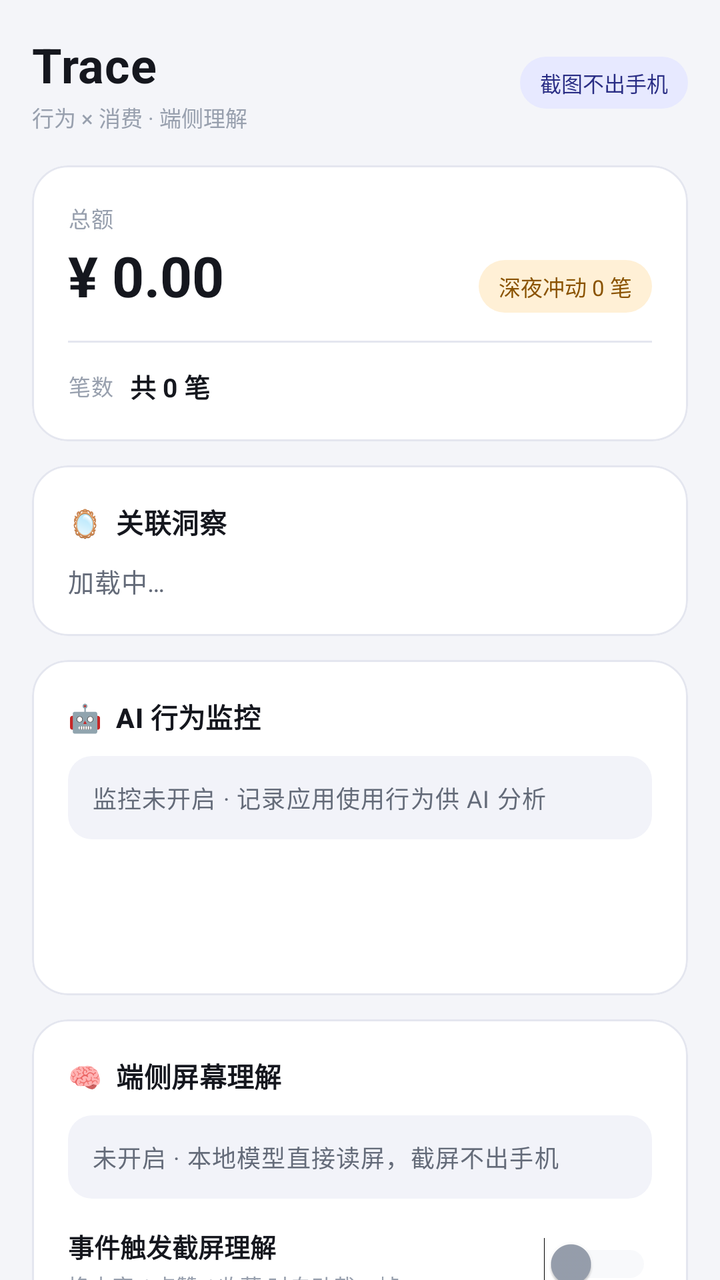
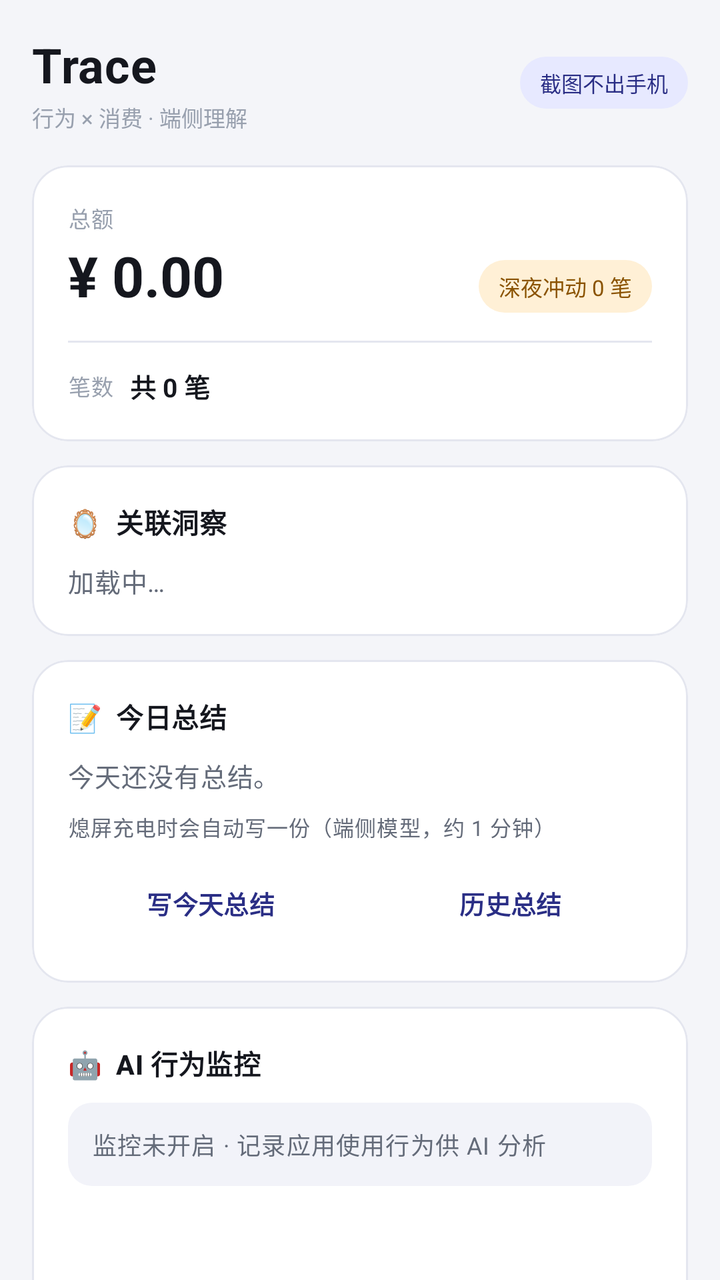

The first picture is an Android layout as it rendered before a commit; the second is the same layout after the commit. The layout source and the unified diff follow.
<!-- AndroidManifest.xml: application theme Theme.Trace -->
<!-- res/layout/activity_main.xml -->
<?xml version="1.0" encoding="utf-8"?>
<ScrollView xmlns:android="http://schemas.android.com/apk/res/android"
    xmlns:app="http://schemas.android.com/apk/res-auto"
    android:layout_width="match_parent"
    android:layout_height="match_parent"
    android:background="?android:attr/colorBackground"
    android:fitsSystemWindows="true"
    android:clipToPadding="false"
    android:scrollbars="none">

    <LinearLayout
        android:layout_width="match_parent"
        android:layout_height="wrap_content"
        android:orientation="vertical"
        android:paddingStart="16dp"
        android:paddingEnd="16dp"
        android:paddingTop="8dp"
        android:paddingBottom="28dp">

        
        <LinearLayout
            android:layout_width="match_parent"
            android:layout_height="wrap_content"
            android:orientation="horizontal"
            android:gravity="center_vertical"
            android:paddingTop="8dp"
            android:paddingBottom="16dp">

            <LinearLayout
                android:layout_width="0dp"
                android:layout_height="wrap_content"
                android:layout_weight="1"
                android:orientation="vertical">

                <TextView
                    android:layout_width="wrap_content"
                    android:layout_height="wrap_content"
                    android:text="Trace"
                    android:textSize="24sp"
                    android:textStyle="bold"
                    android:letterSpacing="0.01"
                    android:textColor="@color/text" />

                <TextView
                    android:layout_width="wrap_content"
                    android:layout_height="wrap_content"
                    android:text="行为 × 消费 · 端侧理解"
                    android:textSize="11sp"
                    android:layout_marginTop="2dp"
                    android:textColor="@color/text_3" />
            </LinearLayout>

            <TextView
                android:layout_width="wrap_content"
                android:layout_height="wrap_content"
                android:text="截图不出手机"
                android:textSize="10.5sp"
                android:textColor="@color/on_brand_container"
                android:background="@drawable/chip_brand"
                android:paddingStart="10dp"
                android:paddingEnd="10dp"
                android:paddingTop="5dp"
                android:paddingBottom="5dp" />
        </LinearLayout>

        
        <com.google.android.material.card.MaterialCardView
            style="@style/Widget.Trace.Card"
            android:layout_width="match_parent"
            android:layout_height="wrap_content"
            android:layout_marginBottom="12dp">

            <LinearLayout
                android:layout_width="match_parent"
                android:layout_height="wrap_content"
                android:orientation="vertical"
                android:padding="18dp">

                <LinearLayout
                    android:layout_width="match_parent"
                    android:layout_height="wrap_content"
                    android:orientation="horizontal"
                    android:gravity="bottom">

                    <LinearLayout
                        android:layout_width="0dp"
                        android:layout_height="wrap_content"
                        android:layout_weight="1"
                        android:orientation="vertical">

                        <TextView
                            android:layout_width="wrap_content"
                            android:layout_height="wrap_content"
                            style="@style/Text.Trace.Meta"
                            android:text="总额"
                            android:textColor="@color/text_3" />

                        <TextView
                            android:id="@+id/tvTotalAmount"
                            style="@style/Text.Trace.Metric"
                            android:layout_width="wrap_content"
                            android:layout_height="wrap_content"
                            android:text="¥ 0.00"
                            android:layout_marginTop="2dp" />
                    </LinearLayout>

                    <TextView
                        android:id="@+id/tvNightCount"
                        android:layout_width="wrap_content"
                        android:layout_height="wrap_content"
                        android:text="深夜冲动 0 笔"
                        android:textSize="11sp"
                        android:textColor="@color/on_amber_container"
                        android:background="@drawable/chip_amber"
                        android:paddingStart="10dp"
                        android:paddingEnd="10dp"
                        android:paddingTop="5dp"
                        android:paddingBottom="5dp" />
                </LinearLayout>

                <View
                    android:layout_width="match_parent"
                    android:layout_height="1dp"
                    android:layout_marginTop="14dp"
                    android:background="@color/outline" />

                <LinearLayout
                    android:layout_width="match_parent"
                    android:layout_height="wrap_content"
                    android:orientation="horizontal"
                    android:gravity="center_vertical"
                    android:layout_marginTop="12dp">

                    <TextView
                        android:layout_width="wrap_content"
                        android:layout_height="wrap_content"
                        style="@style/Text.Trace.Meta"
                        android:text="笔数"
                        android:textColor="@color/text_3" />

                    <TextView
                        android:id="@+id/tvTotalCount"
                        android:layout_width="wrap_content"
                        android:layout_height="wrap_content"
                        android:text="共 0 笔"
                        android:textSize="13sp"
                        android:textStyle="bold"
                        android:textColor="@color/text"
                        android:layout_marginStart="8dp" />
                </LinearLayout>
            </LinearLayout>
        </com.google.android.material.card.MaterialCardView>

        
        <com.google.android.material.card.MaterialCardView
            style="@style/Widget.Trace.Card"
            android:layout_width="match_parent"
            android:layout_height="wrap_content"
            android:layout_marginBottom="12dp">

            <LinearLayout
                android:layout_width="match_parent"
                android:layout_height="wrap_content"
                android:orientation="vertical"
                android:padding="18dp">

                <TextView
                    style="@style/Text.Trace.Section"
                    android:layout_width="wrap_content"
                    android:layout_height="wrap_content"
                    android:text="🪞  关联洞察" />

                <TextView
                    android:id="@+id/tvReport"
                    style="@style/Text.Trace.Body"
                    android:layout_width="match_parent"
                    android:layout_height="wrap_content"
                    android:text="加载中…"
                    android:layout_marginTop="10dp" />
            </LinearLayout>
        </com.google.android.material.card.MaterialCardView>

        
        <com.google.android.material.card.MaterialCardView
            style="@style/Widget.Trace.Card"
            android:layout_width="match_parent"
            android:layout_height="wrap_content"
            android:layout_marginBottom="12dp">

            <LinearLayout
                android:layout_width="match_parent"
                android:layout_height="wrap_content"
                android:orientation="vertical"
                android:padding="18dp">

                <TextView
                    style="@style/Text.Trace.Section"
                    android:layout_width="wrap_content"
                    android:layout_height="wrap_content"
                    android:text="🤖  AI 行为监控" />

                <LinearLayout
                    android:layout_width="match_parent"
                    android:layout_height="wrap_content"
                    android:orientation="vertical"
                    android:background="@drawable/panel_inset"
                    android:padding="12dp"
                    android:layout_marginTop="10dp">

                    <TextView
                        android:id="@+id/tvMonitorStatus"
                        style="@style/Text.Trace.Readout"
                        android:layout_width="match_parent"
                        android:layout_height="wrap_content"
                        android:text="监控未开启 · 记录应用使用行为供 AI 分析" />
                </LinearLayout>

                <Button
                    android:id="@+id/btnMonitor"
                    style="@style/Widget.Trace.Button.Primary"
                    android:layout_width="match_parent"
                    android:layout_height="46dp"
                    android:text="▶ 开启行为监控"
                    android:layout_marginTop="14dp" />
            </LinearLayout>
        </com.google.android.material.card.MaterialCardView>

        
        <com.google.android.material.card.MaterialCardView
            style="@style/Widget.Trace.Card"
            android:layout_width="match_parent"
            android:layout_height="wrap_content"
            android:layout_marginBottom="16dp">

            <LinearLayout
                android:layout_width="match_parent"
                android:layout_height="wrap_content"
                android:orientation="vertical"
                android:padding="18dp">

                <TextView
                    style="@style/Text.Trace.Section"
                    android:layout_width="wrap_content"
                    android:layout_height="wrap_content"
                    android:text="🧠  端侧屏幕理解" />

                <LinearLayout
                    android:layout_width="match_parent"
                    android:layout_height="wrap_content"
                    android:orientation="vertical"
                    android:background="@drawable/panel_inset"
                    android:padding="12dp"
                    android:layout_marginTop="10dp">

                    <TextView
                        android:id="@+id/tvVlmStatus"
                        style="@style/Text.Trace.Readout"
                        android:layout_width="match_parent"
                        android:layout_height="wrap_content"
                        android:text="未开启 · 本地模型直接读屏，截屏不出手机" />
                </LinearLayout>

                <LinearLayout
                    android:layout_width="match_parent"
                    android:layout_height="wrap_content"
                    android:orientation="horizontal"
                    android:gravity="center_vertical"
                    android:layout_marginTop="14dp">

                    <LinearLayout
                        android:layout_width="0dp"
                        android:layout_height="wrap_content"
                        android:layout_weight="1"
                        android:orientation="vertical">

                        <TextView
                            android:layout_width="wrap_content"
                            android:layout_height="wrap_content"
                            android:text="事件触发截屏理解"
                            android:textSize="13sp"
                            android:textStyle="bold"
                            android:textColor="@color/text" />

                        <TextView
                            android:layout_width="wrap_content"
                            android:layout_height="wrap_content"
                            android:text="换内容 / 点赞 / 收藏 时自动截一帧"
                            android:textSize="11sp"
                            android:layout_marginTop="2dp"
                            android:textColor="@color/text_3" />
                    </LinearLayout>

                    <Switch
                        android:id="@+id/swVlm"
                        android:layout_width="wrap_content"
                        android:layout_height="wrap_content"
                        android:layout_marginStart="8dp"
                        android:thumbTint="@color/switch_thumb"
                        android:trackTint="@color/switch_track" />
                </LinearLayout>

                <Button
                    android:id="@+id/btnVlmA11y"
                    style="@style/Widget.Trace.Button.Tonal"
                    android:layout_width="match_parent"
                    android:layout_height="44dp"
                    android:text="开启无障碍截屏（推荐）"
                    android:layout_marginTop="14dp" />

                <LinearLayout
                    android:layout_width="match_parent"
                    android:layout_height="wrap_content"
                    android:orientation="horizontal"
                    android:layout_marginTop="8dp">

                    <Button
                        android:id="@+id/btnVlmBatch"
                        style="@style/Widget.Trace.Button.Tonal"
                        android:layout_width="0dp"
                        android:layout_height="44dp"
                        android:layout_weight="1"
                        android:text="批量分析" />

                    <Button
                        android:id="@+id/btnVlmArchive"
                        style="@style/Widget.Trace.Button.Tonal"
                        android:layout_width="0dp"
                        android:layout_height="44dp"
                        android:layout_weight="1"
                        android:text="仅存档：关"
                        android:layout_marginStart="8dp" />
                </LinearLayout>

                <LinearLayout
                    android:layout_width="match_parent"
                    android:layout_height="wrap_content"
                    android:orientation="horizontal"
                    android:layout_marginTop="8dp">

                    <Button
                        android:id="@+id/btnVlmNow"
                        style="@style/Widget.Trace.Button.Tonal"
                        android:layout_width="0dp"
                        android:layout_height="44dp"
                        android:layout_weight="1"
                        android:text="分析当前屏" />

                    <Button
                        android:id="@+id/btnVlmLog"
                        style="@style/Widget.Trace.Button.Tonal"
                        android:layout_width="0dp"
                        android:layout_height="44dp"
                        android:layout_weight="1"
                        android:text="记录"
                        android:layout_marginStart="8dp" />

                    <Button
                        android:id="@+id/btnVlmUnload"
                        style="@style/Widget.Trace.Button.Tonal"
                        android:layout_width="0dp"
                        android:layout_height="44dp"
                        android:layout_weight="1"
                        android:text="释放模型"
                        android:layout_marginStart="8dp" />
                </LinearLayout>

                <TextView
                    style="@style/Text.Trace.Caption"
                    android:layout_width="match_parent"
                    android:layout_height="wrap_content"
                    android:layout_marginTop="12dp"
                    android:text="仅存档＝只留关键帧、不跑模型（适合熄屏/充电时再批量分析）；批量分析＝按约 10 秒/帧串行处理积压帧。" />
            </LinearLayout>
        </com.google.android.material.card.MaterialCardView>

        
        <Button
            android:id="@+id/btnAdd"
            style="@style/Widget.Trace.Button.Primary"
            android:layout_width="match_parent"
            android:layout_height="50dp"
            android:text="记一笔" />

        <LinearLayout
            android:layout_width="match_parent"
            android:layout_height="wrap_content"
            android:orientation="horizontal"
            android:layout_marginTop="10dp">

            <Button
                android:id="@+id/btnRecords"
                style="@style/Widget.Trace.Button.Tonal"
                android:layout_width="0dp"
                android:layout_height="46dp"
                android:layout_weight="1"
                android:text="流水" />

            <Button
                android:id="@+id/btnBehavior"
                style="@style/Widget.Trace.Button.Tonal"
                android:layout_width="0dp"
                android:layout_height="46dp"
                android:layout_weight="1"
                android:text="行为"
                android:layout_marginStart="8dp" />

            <Button
                android:id="@+id/btnChat"
                style="@style/Widget.Trace.Button.Tonal"
                android:layout_width="0dp"
                android:layout_height="46dp"
                android:layout_weight="1"
                android:text="AI 助手"
                android:layout_marginStart="8dp" />
        </LinearLayout>

        <TextView
            style="@style/Text.Trace.Caption"
            android:layout_width="match_parent"
            android:layout_height="wrap_content"
            android:layout_marginTop="20dp"
            android:textColor="@color/text_3"
            android:text="📦 数据查询：adb shell run-as com.trace.app cat /data/data/com.trace.app/databases/trace.db > trace.db" />
    </LinearLayout>
</ScrollView>
<!-- resources referenced by this layout -->
<resources>
  <color name="on_amber_container">#8A5300</color>
  <color name="on_brand_container">#2A2E85</color>
  <color name="outline">#E4E6EF</color>
  <color name="text">#15171E</color>
  <color name="text_3">#98A0AE</color>
  <!-- drawable chip_amber (drawable) -->
  <?xml version="1.0" encoding="utf-8"?>
  <shape xmlns:android="http://schemas.android.com/apk/res/android" android:shape="rectangle">
      <solid android:color="@color/amber_container"/>
      <corners android:radius="999dp"/>
  </shape>
  <!-- drawable chip_brand (drawable) -->
  <?xml version="1.0" encoding="utf-8"?>
  <shape xmlns:android="http://schemas.android.com/apk/res/android" android:shape="rectangle">
      <solid android:color="@color/brand_container"/>
      <corners android:radius="999dp"/>
  </shape>
  <!-- drawable panel_inset (drawable) -->
  <?xml version="1.0" encoding="utf-8"?>
  <shape xmlns:android="http://schemas.android.com/apk/res/android" android:shape="rectangle">
      <solid android:color="@color/surface_variant"/>
      <corners android:radius="12dp"/>
  </shape>
  <style name="Text.Trace.Body" parent="TextAppearance.Material3.BodyMedium">
          <item name="android:textSize">13sp</item>
          <item name="android:lineSpacingExtra">5dp</item>
          <item name="android:textColor">?attr/colorOnSurfaceVariant</item>
      </style>
  <style name="Text.Trace.Caption" parent="TextAppearance.Material3.BodySmall">
          <item name="android:textSize">10.5sp</item>
          <item name="android:lineSpacingExtra">3dp</item>
          <item name="android:textColor">?attr/colorOnSurfaceVariant</item>
      </style>
  <style name="Text.Trace.Meta" parent="TextAppearance.Material3.BodySmall">
          <item name="android:textSize">11sp</item>
          <item name="android:textColor">?attr/colorOnSurfaceVariant</item>
      </style>
  <style name="Text.Trace.Metric" parent="TextAppearance.Material3.HeadlineSmall">
          <item name="android:textSize">28sp</item>
          <item name="android:textStyle">bold</item>
          <item name="android:letterSpacing">0</item>
          <item name="android:textColor">?attr/colorOnSurface</item>
      </style>
  <style name="Text.Trace.Readout" parent="TextAppearance.Material3.BodySmall">
          <item name="android:textSize">12sp</item>
          <item name="android:lineSpacingExtra">5dp</item>
          <item name="android:textColor">?attr/colorOnSurfaceVariant</item>
      </style>
  <style name="Text.Trace.Section" parent="TextAppearance.Material3.TitleSmall">
          <item name="android:textSize">13.5sp</item>
          <item name="android:textStyle">bold</item>
          <item name="android:letterSpacing">0.01</item>
          <item name="android:textColor">?attr/colorOnSurface</item>
      </style>
  <style name="Widget.Trace.Card" parent="Widget.Material3.CardView.Outlined">
          <item name="cardBackgroundColor">?attr/colorSurface</item>
          <item name="cardCornerRadius">18dp</item>
          <item name="cardElevation">0dp</item>
          <item name="strokeColor">?attr/colorOutline</item>
          <item name="strokeWidth">1dp</item>
          <item name="cardPreventCornerOverlap">true</item>
          <item name="cardUseCompatPadding">false</item>
      </style>
  <color name="amber_container">#FFF0D6</color>
  <color name="brand_container">#E7E9FF</color>
  <color name="surface_variant">#F2F3F9</color>
  <color name="brand_500">#5B5FCF</color>
  <color name="on_brand">#FFFFFF</color>
  <color name="amber_500">#F59E0B</color>
  <color name="bg">#F4F5F9</color>
  <color name="surface">#FFFFFF</color>
  <color name="text_2">#646B79</color>
  <!-- unchanged entries left out for length: 3 -->
</resources>

<!-- the commit's change to res/layout/activity_main.xml (unified diff, before → after) -->
@@ -197,6 +197,67 @@
                     style="@style/Text.Trace.Section"
                     android:layout_width="wrap_content"
                     android:layout_height="wrap_content"
+                    android:text="📝  今日总结" />
+
+                <TextView
+                    android:id="@+id/tvDigest"
+                    style="@style/Text.Trace.Body"
+                    android:layout_width="match_parent"
+                    android:layout_height="wrap_content"
+                    android:layout_marginTop="10dp"
+                    android:text="今天还没有总结。" />
+
+                <TextView
+                    android:id="@+id/tvDigestMeta"
+                    style="@style/Text.Trace.Caption"
+                    android:layout_width="match_parent"
+                    android:layout_height="wrap_content"
+                    android:layout_marginTop="8dp"
+                    android:text="熄屏充电时会自动写一份（端侧模型，约 1 分钟）" />
+
+                <LinearLayout
+                    android:layout_width="match_parent"
+                    android:layout_height="wrap_content"
+                    android:orientation="horizontal"
+                    android:layout_marginTop="8dp">
+
+                    <Button
+                        android:id="@+id/btnDigest"
+                        style="@style/Widget.Trace.Button.Tonal"
+                        android:layout_width="0dp"
+                        android:layout_height="44dp"
+                        android:layout_weight="1"
+                        android:text="写今天总结" />
+
+                    <Button
+                        android:id="@+id/btnDigestHistory"
+                        style="@style/Widget.Trace.Button.Tonal"
+                        android:layout_width="0dp"
+                        android:layout_height="44dp"
+                        android:layout_weight="1"
+                        android:layout_marginStart="8dp"
+                        android:text="历史总结" />
+                </LinearLayout>
+            </LinearLayout>
+        </com.google.android.material.card.MaterialCardView>
+
+        
+        <com.google.android.material.card.MaterialCardView
+            style="@style/Widget.Trace.Card"
+            android:layout_width="match_parent"
+            android:layout_height="wrap_content"
+            android:layout_marginBottom="12dp">
+
+            <LinearLayout
+                android:layout_width="match_parent"
+                android:layout_height="wrap_content"
+                android:orientation="vertical"
+                android:padding="18dp">
+
+                <TextView
+                    style="@style/Text.Trace.Section"
+                    android:layout_width="wrap_content"
+                    android:layout_height="wrap_content"
                     android:text="🤖  AI 行为监控" />
 
                 <LinearLayout
